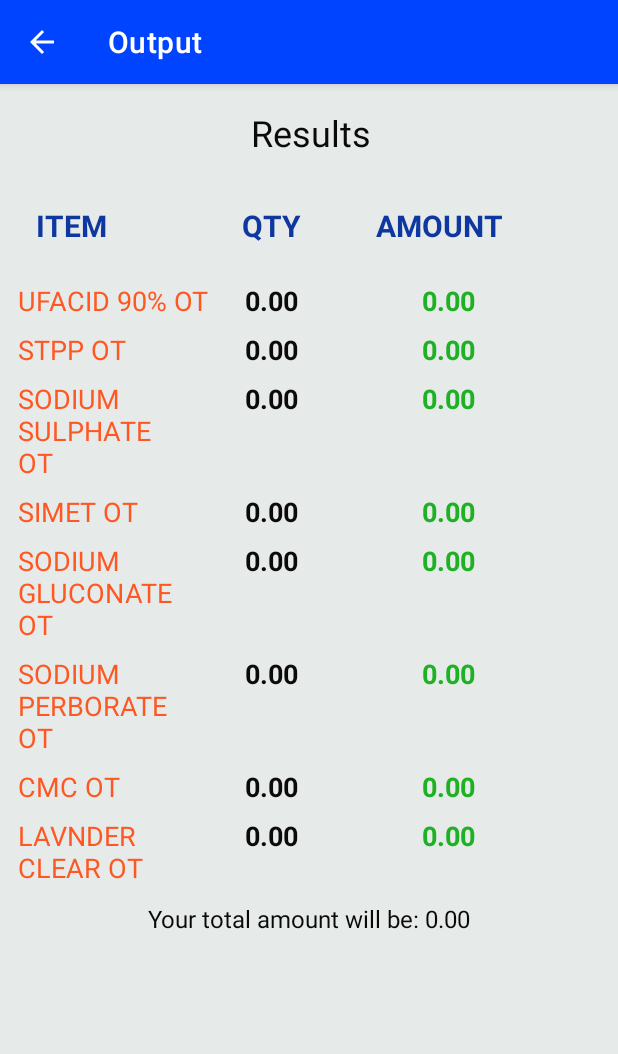
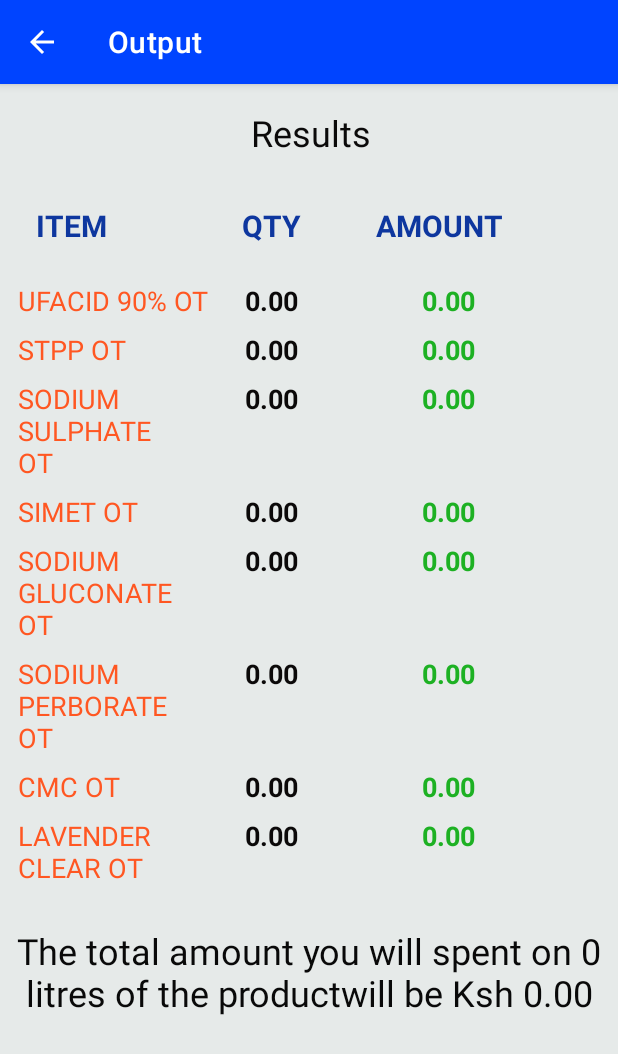
Before and after one commit to gilbertKorir/nihonKenya, an Android app: the ResultActivity screen opened directly, with no data from a screen before it, on a phone screen of 412 x 824 dp. Shown: the top 1054 px of the screen. Run offline under Robolectric (Android 15) with nearby library versions, the phone set to English and light mode, and no system bars; Roboto replaces fonts that are not available here.

Commit message:
ft:customized the additional prices

```diff
--- a/app/src/main/java/com/example/nihon/ResultActivity.java
+++ b/app/src/main/java/com/example/nihon/ResultActivity.java
@@ -10,6 +10,7 @@ import android.view.View;
 import android.widget.TextView;
 
 import java.text.DecimalFormat;
+import java.text.NumberFormat;
 
 public class ResultActivity extends AppCompatActivity {
 public static final String QTY = "QTY";
@@ -78,7 +79,7 @@ public double d1,d2;
 
         //total
         allTotal = findViewById(R.id.totalAmount);
-        allTotal.setText("Your total amount will be: " + df.format(all));
+        allTotal.setText("The total amount you will spent on " + qnty + " litres of the product" + "will be Ksh " + df.format(all));
 
         //title
         getSupportActionBar().setTitle("Output");
--- a/app/src/main/res/layout/activity_result.xml
+++ b/app/src/main/res/layout/activity_result.xml
@@ -161,7 +161,7 @@
         android:layout_height="wrap_content"
         android:layout_marginTop="8dp"
         android:fontFamily="@font/artifika"
-        android:text="LAVNDER CLEAR OT"
+        android:text="LAVENDER CLEAR OT"
         android:textColor="#FF5722"
         android:textSize="18sp"
         android:textStyle="normal"
@@ -351,11 +351,13 @@
         android:layout_width="wrap_content"
         android:layout_height="wrap_content"
         android:layout_marginStart="16dp"
-        android:layout_marginTop="32dp"
+        android:layout_marginTop="48dp"
         android:layout_marginEnd="16dp"
         android:fontFamily="@font/acme"
+        android:foregroundGravity="center"
+        android:gravity="center"
         android:textColor="#090909"
-        android:textSize="16sp"
+        android:textSize="24sp"
         app:layout_constraintEnd_toEndOf="parent"
         app:layout_constraintStart_toStartOf="parent"
         app:layout_constraintTop_toBottomOf="@+id/qt8" />
```
